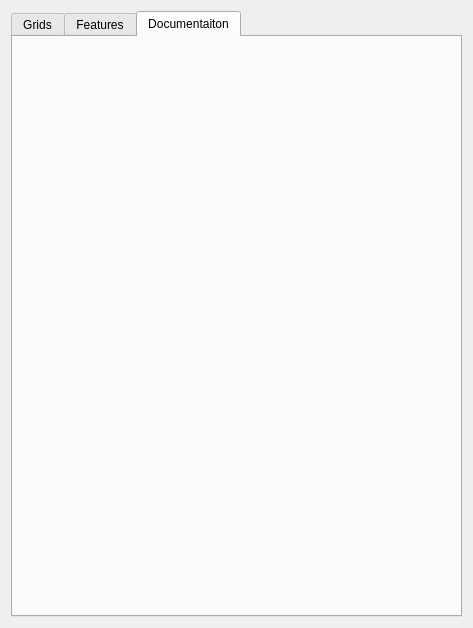
First picture: the form in fossildigtoolswidget.ui, repository ArthurLion97/fossildigtools, before the edit.
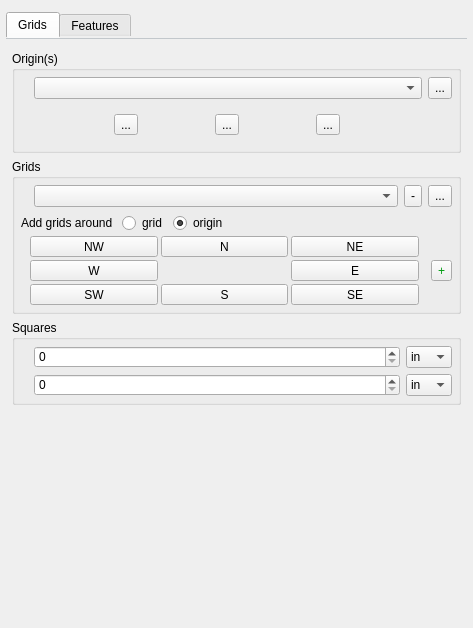
Second picture: the form after the edit. Icons and pictures are not drawn. Custom widgets are drawn as their Qt base class.

```diff
--- a/fossildigtoolswidget.ui
+++ b/fossildigtoolswidget.ui
@@ -14,30 +14,877 @@
    <string>Fossil Dig Tools</string>
   </property>
   <layout class="QVBoxLayout" name="verticalLayout">
+   <property name="leftMargin">
+    <number>0</number>
+   </property>
+   <property name="topMargin">
+    <number>6</number>
+   </property>
+   <property name="rightMargin">
+    <number>0</number>
+   </property>
+   <property name="bottomMargin">
+    <number>0</number>
+   </property>
    <item>
-    <widget class="QTabWidget" name="tabWidget">
-     <property name="currentIndex">
-      <number>2</number>
+    <widget class="QScrollArea" name="scrollArea">
+     <property name="frameShape">
+      <enum>QFrame::NoFrame</enum>
      </property>
-     <widget class="QWidget" name="tab">
-      <attribute name="title">
-       <string>Grids</string>
-      </attribute>
-     </widget>
-     <widget class="QWidget" name="tab_2">
-      <attribute name="title">
-       <string>Features</string>
-      </attribute>
-     </widget>
-     <widget class="QWidget" name="tab_3">
-      <attribute name="title">
-       <string>Documentaiton</string>
-      </attribute>
+     <property name="widgetResizable">
+      <bool>true</bool>
+     </property>
+     <widget class="QWidget" name="scrollAreaWidgetContents">
+      <property name="geometry">
+       <rect>
+        <x>0</x>
+        <y>0</y>
+        <width>473</width>
+        <height>622</height>
+       </rect>
+      </property>
+      <layout class="QVBoxLayout" name="verticalLayout_3">
+       <property name="margin">
+        <number>6</number>
+       </property>
+       <item>
+        <widget class="QTabWidget" name="tabWidget">
+         <property name="styleSheet">
+          <string notr="true">QTabWidget::pane {
+  border-top: 1px inset #C2C7CB;
+  position: absolute;
+  top: -0.5em;
+  padding-top: 6px;}</string>
+         </property>
+         <property name="currentIndex">
+          <number>0</number>
+         </property>
+         <property name="documentMode">
+          <bool>false</bool>
+         </property>
+         <widget class="QWidget" name="gridsTab">
+          <attribute name="title">
+           <string>Grids</string>
+          </attribute>
+          <layout class="QVBoxLayout" name="verticalLayout_4">
+           <property name="margin">
+            <number>6</number>
+           </property>
+           <item>
+            <widget class="QgsCollapsibleGroupBox" name="originsGrpBx">
+             <property name="title">
+              <string>Origin(s)</string>
+             </property>
+             <layout class="QVBoxLayout" name="verticalLayout_6">
+              <property name="margin">
+               <number>6</number>
+              </property>
+              <item>
+               <layout class="QGridLayout" name="gridLayout_9">
+                <property name="verticalSpacing">
+                 <number>6</number>
+                </property>
+                <item row="0" column="0">
+                 <widget class="QLabel" name="label_8">
+                  <property name="sizePolicy">
+                   <sizepolicy hsizetype="Maximum" vsizetype="Preferred">
+                    <horstretch>0</horstretch>
+                    <verstretch>0</verstretch>
+                   </sizepolicy>
+                  </property>
+                  <property name="text">
+                   <string/>
+                  </property>
+                  <property name="pixmap">
+                   <pixmap resource="resources.qrc">:/plugins/fossildigtools/icons/origin.png</pixmap>
+                  </property>
+                 </widget>
+                </item>
+                <item row="0" column="1">
+                 <widget class="QComboBox" name="comboBox_6">
+                  <property name="sizePolicy">
+                   <sizepolicy hsizetype="MinimumExpanding" vsizetype="Fixed">
+                    <horstretch>0</horstretch>
+                    <verstretch>0</verstretch>
+                   </sizepolicy>
+                  </property>
+                 </widget>
+                </item>
+                <item row="0" column="2">
+                 <widget class="QToolButton" name="toolButton_11">
+                  <property name="maximumSize">
+                   <size>
+                    <width>16777215</width>
+                    <height>24</height>
+                   </size>
+                  </property>
+                  <property name="text">
+                   <string>...</string>
+                  </property>
+                  <property name="icon">
+                   <iconset resource="resources.qrc">
+                    <normaloff>:/plugins/fossildigtools/icons/add.png</normaloff>:/plugins/fossildigtools/icons/add.png</iconset>
+                  </property>
+                  <property name="iconSize">
+                   <size>
+                    <width>20</width>
+                    <height>20</height>
+                   </size>
+                  </property>
+                  <property name="checkable">
+                   <bool>true</bool>
+                  </property>
+                 </widget>
+                </item>
+                <item row="1" column="1">
+                 <widget class="QFrame" name="horizontalFrame">
+                  <layout class="QHBoxLayout" name="horizontalLayout">
+                   <item>
+                    <widget class="QToolButton" name="toolButton_14">
+                     <property name="maximumSize">
+                      <size>
+                       <width>16777215</width>
+                       <height>24</height>
+                      </size>
+                     </property>
+                     <property name="text">
+                      <string>...</string>
+                     </property>
+                     <property name="icon">
+                      <iconset resource="resources.qrc">
+                       <normaloff>:/plugins/fossildigtools/icons/edit.png</normaloff>:/plugins/fossildigtools/icons/edit.png</iconset>
+                     </property>
+                     <property name="iconSize">
+                      <size>
+                       <width>20</width>
+                       <height>20</height>
+                      </size>
+                     </property>
+                    </widget>
+                   </item>
+                   <item>
+                    <widget class="QToolButton" name="toolButton_13">
+                     <property name="maximumSize">
+                      <size>
+                       <width>16777215</width>
+                       <height>24</height>
+                      </size>
+                     </property>
+                     <property name="text">
+                      <string>...</string>
+                     </property>
+                     <property name="icon">
+                      <iconset resource="resources.qrc">
+                       <normaloff>:/plugins/fossildigtools/icons/remove.png</normaloff>:/plugins/fossildigtools/icons/remove.png</iconset>
+                     </property>
+                     <property name="iconSize">
+                      <size>
+                       <width>20</width>
+                       <height>20</height>
+                      </size>
+                     </property>
+                    </widget>
+                   </item>
+                   <item>
+                    <widget class="QToolButton" name="toolButton_15">
+                     <property name="maximumSize">
+                      <size>
+                       <width>16777215</width>
+                       <height>24</height>
+                      </size>
+                     </property>
+                     <property name="text">
+                      <string>...</string>
+                     </property>
+                     <property name="icon">
+                      <iconset resource="resources.qrc">
+                       <normaloff>:/plugins/fossildigtools/icons/goto.png</normaloff>:/plugins/fossildigtools/icons/goto.png</iconset>
+                     </property>
+                     <property name="iconSize">
+                      <size>
+                       <width>20</width>
+                       <height>20</height>
+                      </size>
+                     </property>
+                    </widget>
+                   </item>
+                  </layout>
+                 </widget>
+                </item>
+               </layout>
+              </item>
+             </layout>
+            </widget>
+           </item>
+           <item>
+            <widget class="QgsCollapsibleGroupBox" name="gridsGrpBx">
+             <property name="title">
+              <string>Grids</string>
+             </property>
+             <layout class="QGridLayout" name="gridLayout_4">
+              <property name="margin">
+               <number>6</number>
+              </property>
+              <item row="0" column="0">
+               <layout class="QGridLayout" name="gridLayout_5">
+                <property name="verticalSpacing">
+                 <number>0</number>
+                </property>
+                <item row="0" column="1">
+                 <widget class="QComboBox" name="comboBox_8"/>
+                </item>
+                <item row="0" column="0">
+                 <widget class="QLabel" name="label_7">
+                  <property name="sizePolicy">
+                   <sizepolicy hsizetype="Maximum" vsizetype="Preferred">
+                    <horstretch>0</horstretch>
+                    <verstretch>0</verstretch>
+                   </sizepolicy>
+                  </property>
+                  <property name="text">
+                   <string/>
+                  </property>
+                  <property name="pixmap">
+                   <pixmap resource="resources.qrc">:/plugins/fossildigtools/icons/grid.png</pixmap>
+                  </property>
+                 </widget>
+                </item>
+                <item row="0" column="3">
+                 <widget class="QToolButton" name="toolButton_12">
+                  <property name="maximumSize">
+                   <size>
+                    <width>16777215</width>
+                    <height>24</height>
+                   </size>
+                  </property>
+                  <property name="text">
+                   <string>...</string>
+                  </property>
+                  <property name="icon">
+                   <iconset resource="resources.qrc">
+                    <normaloff>:/plugins/fossildigtools/icons/goto.png</normaloff>:/plugins/fossildigtools/icons/goto.png</iconset>
+                  </property>
+                  <property name="iconSize">
+                   <size>
+                    <width>20</width>
+                    <height>20</height>
+                   </size>
+                  </property>
+                 </widget>
+                </item>
+                <item row="0" column="2">
+                 <widget class="QToolButton" name="toolButton_9">
+                  <property name="maximumSize">
+                   <size>
+                    <width>16777215</width>
+                    <height>24</height>
+                   </size>
+                  </property>
+                  <property name="text">
+                   <string>-</string>
+                  </property>
+                  <property name="icon">
+                   <iconset resource="resources.qrc">
+                    <normaloff>:/plugins/fossildigtools/icons/remove.png</normaloff>:/plugins/fossildigtools/icons/remove.png</iconset>
+                  </property>
+                  <property name="iconSize">
+                   <size>
+                    <width>20</width>
+                    <height>20</height>
+                   </size>
+                  </property>
+                 </widget>
+                </item>
+               </layout>
+              </item>
+              <item row="3" column="0">
+               <widget class="QFrame" name="gridFrame">
+                <layout class="QGridLayout" name="gridLayout_3">
+                 <property name="margin">
+                  <number>0</number>
+                 </property>
+                 <property name="spacing">
+                  <number>3</number>
+                 </property>
+                 <item row="3" column="3">
+                  <widget class="QToolButton" name="addGridSEBtn">
+                   <property name="sizePolicy">
+                    <sizepolicy hsizetype="Minimum" vsizetype="Fixed">
+                     <horstretch>0</horstretch>
+                     <verstretch>0</verstretch>
+                    </sizepolicy>
+                   </property>
+                   <property name="minimumSize">
+                    <size>
+                     <width>48</width>
+                     <height>0</height>
+                    </size>
+                   </property>
+                   <property name="text">
+                    <string>SE</string>
+                   </property>
+                   <property name="checkable">
+                    <bool>true</bool>
+                   </property>
+                   <attribute name="buttonGroup">
+                    <string notr="true">addGridBtnGrp</string>
+                   </attribute>
+                  </widget>
+                 </item>
+                 <item row="3" column="2">
+                  <widget class="QToolButton" name="addGridSBtn">
+                   <property name="sizePolicy">
+                    <sizepolicy hsizetype="Minimum" vsizetype="Fixed">
+                     <horstretch>0</horstretch>
+                     <verstretch>0</verstretch>
+                    </sizepolicy>
+                   </property>
+                   <property name="minimumSize">
+                    <size>
+                     <width>48</width>
+                     <height>0</height>
+                    </size>
+                   </property>
+                   <property name="text">
+                    <string>S</string>
+                   </property>
+                   <property name="checkable">
+                    <bool>true</bool>
+                   </property>
+                   <attribute name="buttonGroup">
+                    <string notr="true">addGridBtnGrp</string>
+                   </attribute>
+                  </widget>
+                 </item>
+                 <item row="3" column="1">
+                  <widget class="QToolButton" name="addGridSWBtn">
+                   <property name="sizePolicy">
+                    <sizepolicy hsizetype="Minimum" vsizetype="Fixed">
+                     <horstretch>0</horstretch>
+                     <verstretch>0</verstretch>
+                    </sizepolicy>
+                   </property>
+                   <property name="minimumSize">
+                    <size>
+                     <width>48</width>
+                     <height>0</height>
+                    </size>
+                   </property>
+                   <property name="text">
+                    <string>SW</string>
+                   </property>
+                   <property name="checkable">
+                    <bool>true</bool>
+                   </property>
+                   <attribute name="buttonGroup">
+                    <string notr="true">addGridBtnGrp</string>
+                   </attribute>
+                  </widget>
+                 </item>
+                 <item row="1" column="3">
+                  <widget class="QToolButton" name="addGridNEBtn">
+                   <property name="sizePolicy">
+                    <sizepolicy hsizetype="Minimum" vsizetype="Fixed">
+                     <horstretch>0</horstretch>
+                     <verstretch>0</verstretch>
+                    </sizepolicy>
+                   </property>
+                   <property name="minimumSize">
+                    <size>
+                     <width>48</width>
+                     <height>0</height>
+                    </size>
+                   </property>
+                   <property name="text">
+                    <string>NE</string>
+                   </property>
+                   <property name="checkable">
+                    <bool>true</bool>
+                   </property>
+                   <attribute name="buttonGroup">
+                    <string notr="true">addGridBtnGrp</string>
+                   </attribute>
+                  </widget>
+                 </item>
+                 <item row="1" column="2">
+                  <widget class="QToolButton" name="addGridNBtn">
+                   <property name="sizePolicy">
+                    <sizepolicy hsizetype="Minimum" vsizetype="Fixed">
+                     <horstretch>0</horstretch>
+                     <verstretch>0</verstretch>
+                    </sizepolicy>
+                   </property>
+                   <property name="minimumSize">
+                    <size>
+                     <width>48</width>
+                     <height>0</height>
+                    </size>
+                   </property>
+                   <property name="text">
+                    <string>N</string>
+                   </property>
+                   <property name="checkable">
+                    <bool>true</bool>
+                   </property>
+                   <attribute name="buttonGroup">
+                    <string notr="true">addGridBtnGrp</string>
+                   </attribute>
+                  </widget>
+                 </item>
+                 <item row="2" column="4">
+                  <spacer name="horizontalSpacer_3">
+                   <property name="orientation">
+                    <enum>Qt::Horizontal</enum>
+                   </property>
+                   <property name="sizeType">
+                    <enum>QSizePolicy::Fixed</enum>
+                   </property>
+                   <property name="sizeHint" stdset="0">
+                    <size>
+                     <width>6</width>
+                     <height>20</height>
+                    </size>
+                   </property>
+                  </spacer>
+                 </item>
+                 <item row="2" column="5">
+                  <widget class="QToolButton" name="toolButton_10">
+                   <property name="maximumSize">
+                    <size>
+                     <width>16777215</width>
+                     <height>24</height>
+                    </size>
+                   </property>
+                   <property name="styleSheet">
+                    <string notr="true">color: rgb(1, 156, 17);</string>
+                   </property>
+                   <property name="text">
+                    <string notr="true">+</string>
+                   </property>
+                   <property name="icon">
+                    <iconset resource="resources.qrc">
+                     <normaloff>:/plugins/fossildigtools/icons/add.png</normaloff>:/plugins/fossildigtools/icons/add.png</iconset>
+                   </property>
+                   <property name="iconSize">
+                    <size>
+                     <width>20</width>
+                     <height>20</height>
+                    </size>
+                   </property>
+                  </widget>
+                 </item>
+                 <item row="2" column="2">
+                  <widget class="QLabel" name="addGridLabel">
+                   <property name="text">
+                    <string/>
+                   </property>
+                   <property name="pixmap">
+                    <pixmap resource="resources.qrc">:/plugins/fossildigtools/icons/origin.png</pixmap>
+                   </property>
+                   <property name="alignment">
+                    <set>Qt::AlignCenter</set>
+                   </property>
+                  </widget>
+                 </item>
+                 <item row="2" column="3">
+                  <widget class="QToolButton" name="addGridEBtn">
+                   <property name="sizePolicy">
+                    <sizepolicy hsizetype="Minimum" vsizetype="Fixed">
+                     <horstretch>0</horstretch>
+                     <verstretch>0</verstretch>
+                    </sizepolicy>
+                   </property>
+                   <property name="minimumSize">
+                    <size>
+                     <width>48</width>
+                     <height>0</height>
+                    </size>
+                   </property>
+                   <property name="text">
+                    <string>E</string>
+                   </property>
+                   <property name="checkable">
+                    <bool>true</bool>
+                   </property>
+                   <attribute name="buttonGroup">
+                    <string notr="true">addGridBtnGrp</string>
+                   </attribute>
+                  </widget>
+                 </item>
+                 <item row="2" column="1">
+                  <widget class="QToolButton" name="addGridWBtn">
+                   <property name="sizePolicy">
+                    <sizepolicy hsizetype="Minimum" vsizetype="Fixed">
+                     <horstretch>0</horstretch>
+                     <verstretch>0</verstretch>
+                    </sizepolicy>
+                   </property>
+                   <property name="minimumSize">
+                    <size>
+                     <width>48</width>
+                     <height>0</height>
+                    </size>
+                   </property>
+                   <property name="text">
+                    <string>W</string>
+                   </property>
+                   <property name="checkable">
+                    <bool>true</bool>
+                   </property>
+                   <attribute name="buttonGroup">
+                    <string notr="true">addGridBtnGrp</string>
+                   </attribute>
+                  </widget>
+                 </item>
+                 <item row="2" column="0">
+                  <spacer name="horizontalSpacer">
+                   <property name="orientation">
+                    <enum>Qt::Horizontal</enum>
+                   </property>
+                   <property name="sizeType">
+                    <enum>QSizePolicy::Fixed</enum>
+                   </property>
+                   <property name="sizeHint" stdset="0">
+                    <size>
+                     <width>6</width>
+                     <height>20</height>
+                    </size>
+                   </property>
+                  </spacer>
+                 </item>
+                 <item row="1" column="1">
+                  <widget class="QToolButton" name="addGridNWBtn">
+                   <property name="sizePolicy">
+                    <sizepolicy hsizetype="Minimum" vsizetype="Fixed">
+                     <horstretch>0</horstretch>
+                     <verstretch>0</verstretch>
+                    </sizepolicy>
+                   </property>
+                   <property name="minimumSize">
+                    <size>
+                     <width>48</width>
+                     <height>0</height>
+                    </size>
+                   </property>
+                   <property name="text">
+                    <string>NW</string>
+                   </property>
+                   <property name="checkable">
+                    <bool>true</bool>
+                   </property>
+                   <attribute name="buttonGroup">
+                    <string notr="true">addGridBtnGrp</string>
+                   </attribute>
+                  </widget>
+                 </item>
+                 <item row="0" column="0" colspan="6">
+                  <widget class="QFrame" name="addGridFrame">
+                   <layout class="QHBoxLayout" name="horizontalLayout_2">
+                    <property name="margin">
+                     <number>0</number>
+                    </property>
+                    <item>
+                     <widget class="QLabel" name="label">
+                      <property name="sizePolicy">
+                       <sizepolicy hsizetype="Maximum" vsizetype="Preferred">
+                        <horstretch>0</horstretch>
+                        <verstretch>0</verstretch>
+                       </sizepolicy>
+                      </property>
+                      <property name="text">
+                       <string>Add grids around </string>
+                      </property>
+                     </widget>
+                    </item>
+                    <item>
+                     <widget class="QRadioButton" name="addGridGridRadio">
+                      <property name="sizePolicy">
+                       <sizepolicy hsizetype="Maximum" vsizetype="Fixed">
+                        <horstretch>0</horstretch>
+                        <verstretch>0</verstretch>
+                       </sizepolicy>
+                      </property>
+                      <property name="text">
+                       <string>grid</string>
+                      </property>
+                      <attribute name="buttonGroup">
+                       <string notr="true">addGridRadioGrp</string>
+                      </attribute>
+                     </widget>
+                    </item>
+                    <item>
+                     <widget class="QRadioButton" name="addGridOriginRadio">
+                      <property name="text">
+                       <string>origin</string>
+                      </property>
+                      <property name="checked">
+                       <bool>true</bool>
+                      </property>
+                      <attribute name="buttonGroup">
+                       <string notr="true">addGridRadioGrp</string>
+                      </attribute>
+                     </widget>
+                    </item>
+                   </layout>
+                  </widget>
+                 </item>
+                </layout>
+               </widget>
+              </item>
+             </layout>
+            </widget>
+           </item>
+           <item>
+            <widget class="QgsCollapsibleGroupBox" name="squaresGrpBx">
+             <property name="title">
+              <string>Squares</string>
+             </property>
+             <layout class="QVBoxLayout" name="verticalLayout_5">
+              <property name="margin">
+               <number>6</number>
+              </property>
+              <item>
+               <layout class="QGridLayout" name="gridLayout_6">
+                <item row="0" column="0">
+                 <widget class="QLabel" name="label_4">
+                  <property name="sizePolicy">
+                   <sizepolicy hsizetype="Maximum" vsizetype="Preferred">
+                    <horstretch>0</horstretch>
+                    <verstretch>0</verstretch>
+                   </sizepolicy>
+                  </property>
+                  <property name="text">
+                   <string/>
+                  </property>
+                  <property name="pixmap">
+                   <pixmap resource="resources.qrc">:/plugins/fossildigtools/icons/grid-major.png</pixmap>
+                  </property>
+                 </widget>
+                </item>
+                <item row="0" column="2">
+                 <widget class="QComboBox" name="comboBox_3">
+                  <property name="sizePolicy">
+                   <sizepolicy hsizetype="Maximum" vsizetype="Fixed">
+                    <horstretch>0</horstretch>
+                    <verstretch>0</verstretch>
+                   </sizepolicy>
+                  </property>
+                  <item>
+                   <property name="text">
+                    <string>in</string>
+                   </property>
+                  </item>
+                  <item>
+                   <property name="text">
+                    <string>cm</string>
+                   </property>
+                  </item>
+                 </widget>
+                </item>
+                <item row="0" column="1">
+                 <widget class="QSpinBox" name="spinBox"/>
+                </item>
+               </layout>
+              </item>
+              <item>
+               <layout class="QGridLayout" name="gridLayout_7">
+                <item row="0" column="2">
+                 <widget class="QComboBox" name="comboBox_5">
+                  <property name="sizePolicy">
+                   <sizepolicy hsizetype="Maximum" vsizetype="Fixed">
+                    <horstretch>0</horstretch>
+                    <verstretch>0</verstretch>
+                   </sizepolicy>
+                  </property>
+                  <item>
+                   <property name="text">
+                    <string>in</string>
+                   </property>
+                  </item>
+                  <item>
+                   <property name="text">
+                    <string>cm</string>
+                   </property>
+                  </item>
+                 </widget>
+                </item>
+                <item row="0" column="0">
+                 <widget class="QLabel" name="label_6">
+                  <property name="sizePolicy">
+                   <sizepolicy hsizetype="Maximum" vsizetype="Preferred">
+                    <horstretch>0</horstretch>
+                    <verstretch>0</verstretch>
+                   </sizepolicy>
+                  </property>
+                  <property name="text">
+                   <string/>
+                  </property>
+                  <property name="pixmap">
+                   <pixmap resource="resources.qrc">:/plugins/fossildigtools/icons/grid-minor.png</pixmap>
+                  </property>
+                 </widget>
+                </item>
+                <item row="0" column="1">
+                 <widget class="QSpinBox" name="spinBox_5"/>
+                </item>
+               </layout>
+              </item>
+             </layout>
+            </widget>
+           </item>
+           <item>
+            <spacer name="verticalSpacer_3">
+             <property name="orientation">
+              <enum>Qt::Vertical</enum>
+             </property>
+             <property name="sizeHint" stdset="0">
+              <size>
+               <width>20</width>
+               <height>40</height>
+              </size>
+             </property>
+            </spacer>
+           </item>
+          </layout>
+         </widget>
+         <widget class="QWidget" name="featuresTab">
+          <attribute name="title">
+           <string>Features</string>
+          </attribute>
+          <layout class="QVBoxLayout" name="verticalLayout_2">
+           <property name="margin">
+            <number>6</number>
+           </property>
+           <item>
+            <widget class="QgsCollapsibleGroupBox" name="arrangeGrpBox">
+             <property name="title">
+              <string>Arrange</string>
+             </property>
+             <layout class="QGridLayout" name="gridLayout">
+              <property name="margin">
+               <number>6</number>
+              </property>
+              <item row="0" column="0">
+               <widget class="QToolButton" name="arrangeRaiseBtn">
+                <property name="text">
+                 <string>...</string>
+                </property>
+                <property name="icon">
+                 <iconset resource="resources.qrc">
+                  <normaloff>:/plugins/fossildigtools/icons/arrange-raise.png</normaloff>:/plugins/fossildigtools/icons/arrange-raise.png</iconset>
+                </property>
+                <property name="iconSize">
+                 <size>
+                  <width>20</width>
+                  <height>20</height>
+                 </size>
+                </property>
+               </widget>
+              </item>
+              <item row="0" column="1">
+               <widget class="QToolButton" name="arrangeLowerBtn">
+                <property name="text">
+                 <string>...</string>
+                </property>
+                <property name="icon">
+                 <iconset resource="resources.qrc">
+                  <normaloff>:/plugins/fossildigtools/icons/arrange-lower.png</normaloff>:/plugins/fossildigtools/icons/arrange-lower.png</iconset>
+                </property>
+                <property name="iconSize">
+                 <size>
+                  <width>20</width>
+                  <height>20</height>
+                 </size>
+                </property>
+               </widget>
+              </item>
+              <item row="0" column="2">
+               <widget class="QToolButton" name="arrangeToTopBtn">
+                <property name="text">
+                 <string>...</string>
+                </property>
+                <property name="icon">
+                 <iconset resource="resources.qrc">
+                  <normaloff>:/plugins/fossildigtools/icons/arrange-to-top.png</normaloff>:/plugins/fossildigtools/icons/arrange-to-top.png</iconset>
+                </property>
+                <property name="iconSize">
+                 <size>
+                  <width>20</width>
+                  <height>20</height>
+                 </size>
+                </property>
+               </widget>
+              </item>
+              <item row="0" column="3">
+               <widget class="QToolButton" name="arrangeToBottomBtn">
+                <property name="text">
+                 <string>...</string>
+                </property>
+                <property name="icon">
+                 <iconset resource="resources.qrc">
+                  <normaloff>:/plugins/fossildigtools/icons/arrange-to-bottom.png</normaloff>:/plugins/fossildigtools/icons/arrange-to-bottom.png</iconset>
+                </property>
+                <property name="iconSize">
+                 <size>
+                  <width>20</width>
+                  <height>20</height>
+                 </size>
+                </property>
+               </widget>
+              </item>
+             </layout>
+            </widget>
+           </item>
+           <item>
+            <widget class="QgsCollapsibleGroupBox" name="attributesGrpBox">
+             <property name="title">
+              <string>Atrributes</string>
+             </property>
+             <layout class="QGridLayout" name="gridLayout_2">
+              <property name="margin">
+               <number>6</number>
+              </property>
+              <item row="0" column="0">
+               <widget class="QPushButton" name="openFormBtn">
+                <property name="text">
+                 <string>Open attribute form</string>
+                </property>
+               </widget>
+              </item>
+             </layout>
+            </widget>
+           </item>
+           <item>
+            <spacer name="verticalSpacer">
+             <property name="orientation">
+              <enum>Qt::Vertical</enum>
+             </property>
+             <property name="sizeHint" stdset="0">
+              <size>
+               <width>20</width>
+               <height>0</height>
+              </size>
+             </property>
+            </spacer>
+           </item>
+          </layout>
+         </widget>
+        </widget>
+       </item>
+      </layout>
      </widget>
     </widget>
    </item>
   </layout>
  </widget>
+ <customwidgets>
+  <customwidget>
+   <class>QgsCollapsibleGroupBox</class>
+   <extends>QGroupBox</extends>
+   <header>qgis.gui</header>
+   <container>1</container>
+  </customwidget>
+ </customwidgets>
  <resources>
   <include location="resources.qrc"/>
  </resources>
```
Left out of the diff: 8 changed lines with no effect on the pictures.
